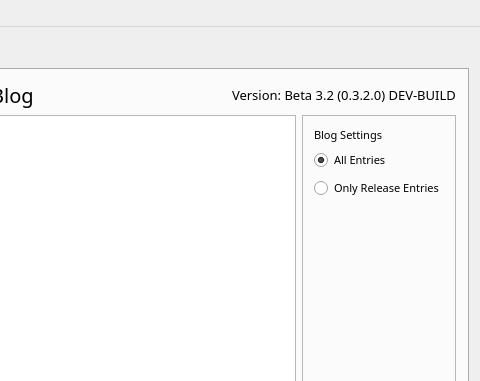
The window that mainwindow.ui (PhilInTheGaps/GM-Companion) describes before a commit, drawn with Qt 5; both pictures show x 810 to 1290 and y 0 to 381 of the 1290 by 778 pixel window.
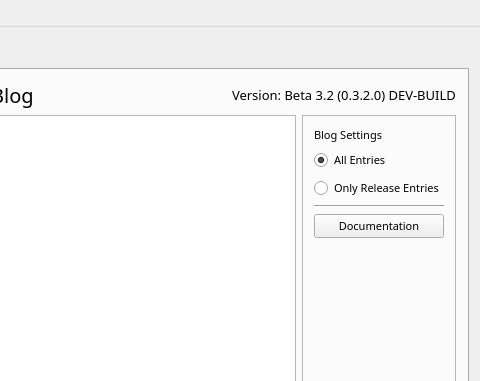
The same window after the commit. Icons and pictures are not drawn.

Commit message: Added documentation button to start page

```diff
--- a/mainwindow.ui
+++ b/mainwindow.ui
@@ -330,6 +330,20 @@
                    </property>
                   </widget>
                  </item>
+                 <item>
+                  <widget class="Line" name="line">
+                   <property name="orientation">
+                    <enum>Qt::Horizontal</enum>
+                   </property>
+                  </widget>
+                 </item>
+                 <item>
+                  <widget class="QPushButton" name="pushButton_documentation">
+                   <property name="text">
+                    <string>Documentation</string>
+                   </property>
+                  </widget>
+                 </item>
                  <item>
                   <spacer name="verticalSpacer">
                    <property name="orientation">
```
The commit also changes 4 other files.
